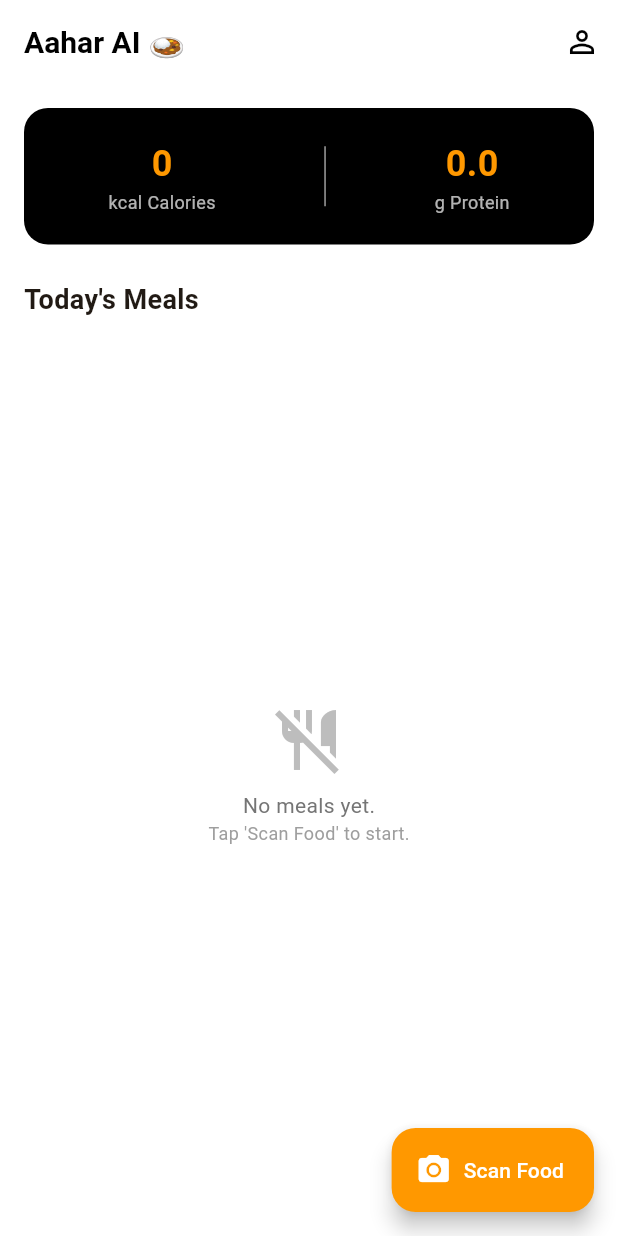
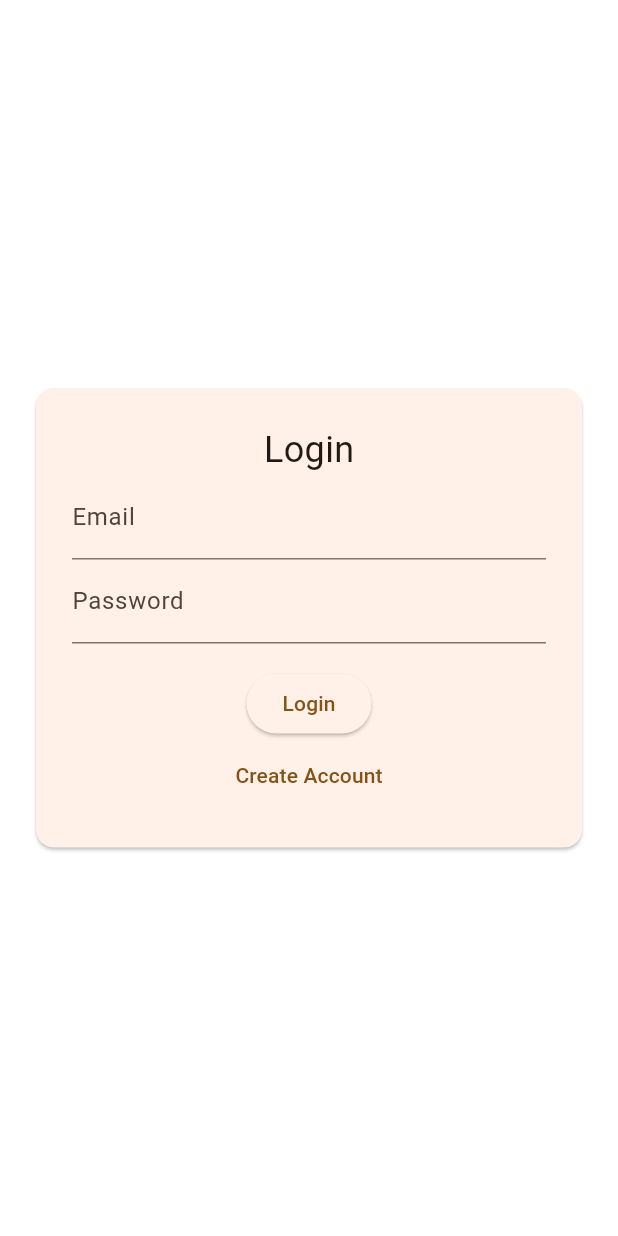
Before and after one commit to angadgota01/AaharAI, a Flutter app: the screen it shows after launch, on a phone screen of 412 x 824 dp. Run offline on Flutter 3.47's test engine with Material 3 defaults, Android fonts, the phone set to English and light mode, and no system bars; our stand-ins replace flutter_dotenv, flutter_riverpod, go_router, isar, shared_preferences, supabase_flutter; accounts and stored records are empty; generated files the repository leaves out were written again.

Commit message:
Add authentication and nutritionist consultation module

```diff
--- /dev/null
+++ b/lib/auth/auth_service.dart
@@ -0,0 +1,38 @@
+import 'package:shared_preferences/shared_preferences.dart';
+
+class AuthService {
+  static const String _userKey = "mock_users";
+
+  // Save new user
+  static Future<String?> signup(String email, String password) async {
+    final prefs = await SharedPreferences.getInstance();
+    final users = prefs.getStringList(_userKey) ?? [];
+
+    // Check if user exists
+    for (var u in users) {
+      final parts = u.split("|");
+      if (parts[0] == email) {
+        return "User already exists";
+      }
+    }
+
+    users.add("$email|$password");
+    await prefs.setStringList(_userKey, users);
+    return null; // success
+  }
+
+  // Login existing user
+  static Future<String?> login(String email, String password) async {
+    final prefs = await SharedPreferences.getInstance();
+    final users = prefs.getStringList(_userKey) ?? [];
+
+    for (var u in users) {
+      final parts = u.split("|");
+      if (parts[0] == email && parts[1] == password) {
+        return null; // success
+      }
+    }
+
+    return "Invalid email or password";
+  }
+}
--- /dev/null
+++ b/lib/auth/login_screen.dart
@@ -0,0 +1,64 @@
+import 'package:flutter/material.dart';
+import 'package:go_router/go_router.dart';
+import 'auth_service.dart';
+
+class LoginScreen extends StatefulWidget {
+  const LoginScreen({super.key});
+
+  @override
+  State<LoginScreen> createState() => _LoginScreenState();
+}
+
+class _LoginScreenState extends State<LoginScreen> {
+  final email = TextEditingController();
+  final password = TextEditingController();
+  String? error;
+
+  void doLogin() async {
+    final e = email.text.trim();
+    final p = password.text.trim();
+
+    if (e.isEmpty || p.isEmpty) {
+      setState(() => error = "Email and password required");
+      return;
+    }
+
+    final result = await AuthService.login(e, p);
+
+    if (result != null) {
+      setState(() => error = result);
+    } else {
+      context.go('/');
+    }
+  }
+
+  @override
+  Widget build(BuildContext context) {
+    return Scaffold(
+      body: Center(
+        child: Card(
+          margin: const EdgeInsets.all(24),
+          child: Padding(
+            padding: const EdgeInsets.all(24),
+            child: Column(
+              mainAxisSize: MainAxisSize.min,
+              children: [
+                const Text("Login", style: TextStyle(fontSize: 24)),
+                TextField(controller: email, decoration: const InputDecoration(labelText: "Email")),
+                TextField(controller: password, obscureText: true, decoration: const InputDecoration(labelText: "Password")),
+                if (error != null)
+                  Text(error!, style: const TextStyle(color: Colors.red)),
+                const SizedBox(height: 16),
+                ElevatedButton(onPressed: doLogin, child: const Text("Login")),
+                TextButton(
+                  onPressed: () => context.go('/signup'),
+                  child: const Text("Create Account"),
+                )
+              ],
+            ),
+          ),
+        ),
+      ),
+    );
+  }
+}
--- a/lib/router/app_router.dart
+++ b/lib/router/app_router.dart
@@ -2,29 +2,50 @@ import 'package:flutter/material.dart';
 import 'package:go_router/go_router.dart';
 import 'package:flutter_riverpod/flutter_riverpod.dart';
 
-
+import '../auth/login_screen.dart';
+import '../auth/signup_screen.dart';
 import '../features/dashboard/presentation/user_home.dart';
-// import '../features/scanner/presentation/camera_screen.dart';
-// import '../features/community/presentation/feed_screen.dart';
+import '../consultation/nutritionist_list.dart';
+import '../consultation/chat_screen.dart';
 
 final goRouterProvider = Provider<GoRouter>((ref) {
   return GoRouter(
-    initialLocation: '/',
+    initialLocation: '/login',
     routes: [
+      // -------- AUTH --------
+      GoRoute(
+        path: '/login',
+        name: 'login',
+        builder: (context, state) => const LoginScreen(),
+      ),
+      GoRoute(
+        path: '/signup',
+        name: 'signup',
+        builder: (context, state) => const SignupScreen(),
+      ),
+
+      // -------- HOME --------
       GoRoute(
         path: '/',
         name: 'home',
         builder: (context, state) => const UserHomeScreen(),
       ),
+
+      // -------- CONSULTATION --------
       GoRoute(
-        path: '/scanner',
-        name: 'scanner',
-        builder: (context, state) => const Scaffold(body: Center(child: Text("Scanner Placeholder"))),
-      ),
-       GoRoute(
         path: '/consultation',
         name: 'consultation',
-        builder: (context, state) => const Scaffold(body: Center(child: Text("Consultation Placeholder"))),
+        builder: (context, state) => const NutritionistListScreen(),
+      ),
+
+      // -------- CHAT --------
+      GoRoute(
+        path: '/chat',
+        name: 'chat',
+        builder: (context, state) {
+          final doctorName = state.extra as String;
+          return ChatScreen(doctor: doctorName);
+        },
       ),
     ],
   );
--- a/pubspec.yaml
+++ b/pubspec.yaml
@@ -14,6 +14,8 @@ dependencies:
   intl: ^0.19.0
   path_provider: ^2.1.2
   supabase_flutter: ^2.3.0
+  shared_preferences: ^2.2.2
+
 
   # --- NAVIGATION (You were missing this!) ---
   go_router: ^14.0.0
```
Also changed, not shown: lib/auth/signup_screen.dart (added, +74 -0 lines), lib/consultation/chat_screen.dart (added, +106 -0 lines), lib/consultation/nutritionist_brain.dart (added, +82 -0 lines), lib/consultation/nutritionist_list.dart (added, +86 -0 lines), pubspec.lock.
